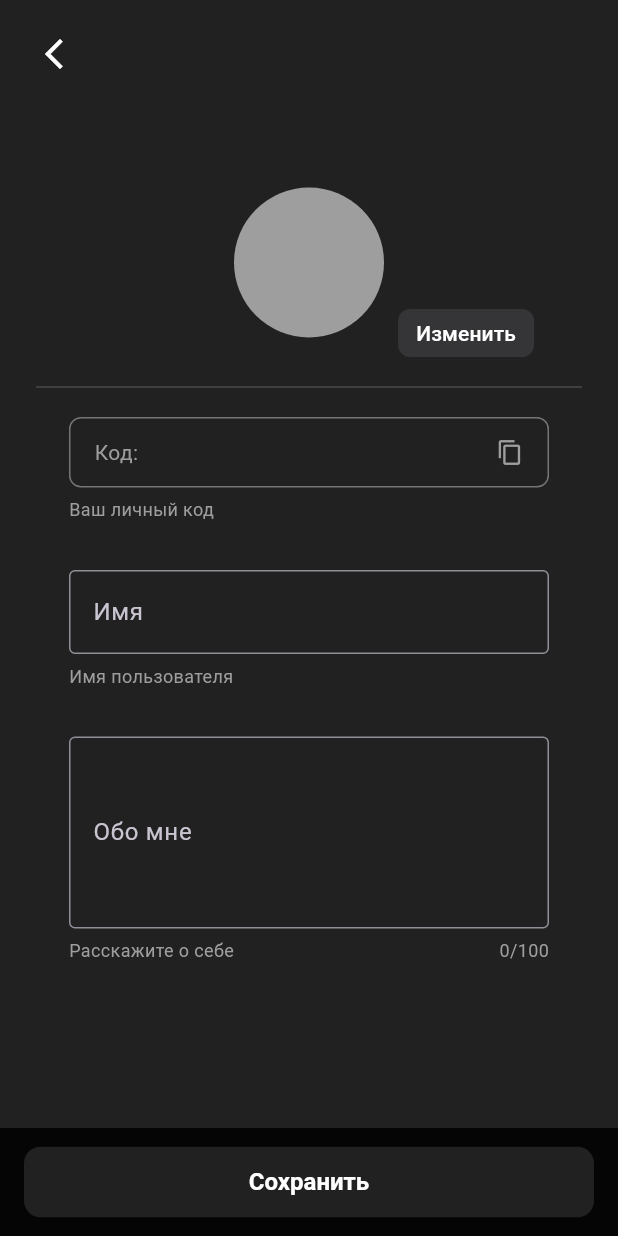
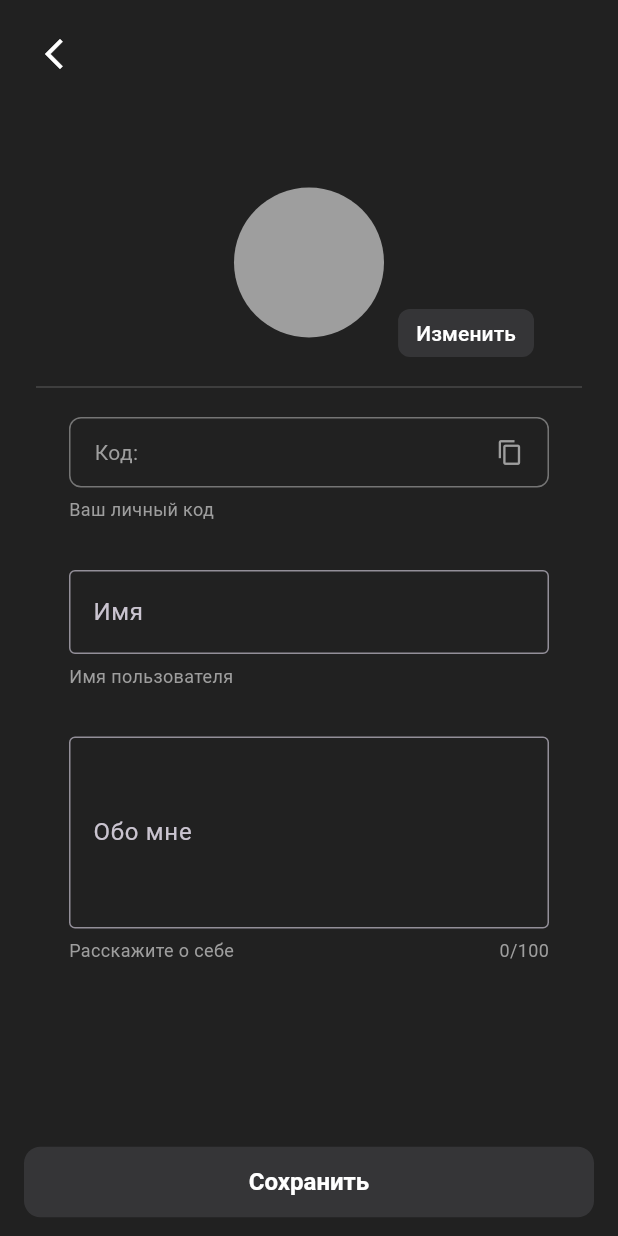
Before and after one commit to 00THESAME00/menro-push-server, a Flutter app: the EditProfileScreen screen opened directly with empty values, on a phone screen of 412 x 824 dp. Run offline on Flutter 3.47's test engine with Material 3 defaults, Android fonts, the phone set to English and light mode, and no system bars; our stand-ins replace cloud_firestore, firebase_core, firebase_messaging, shared_preferences; accounts and stored records are empty.

Commit message:
Обновление

```diff
--- a/lib/main.dart
+++ b/lib/main.dart
@@ -1273,12 +1273,11 @@ class _EditProfileScreenState extends State<EditProfileScreen> {
               bottom: bottomInset,
               left: 0,
               right: 0,
-              child: Container(
+              child: Padding(
                 padding: const EdgeInsets.symmetric(horizontal: 16, vertical: 12),
-                color: Colors.black.withOpacity(0.85),
                 child: ElevatedButton(
                   style: ElevatedButton.styleFrom(
-                    backgroundColor: const Color(0xFF212121),
+                    backgroundColor: const Color(0xFF353537),
                     foregroundColor: Colors.white,
                     padding: const EdgeInsets.symmetric(vertical: 14),
                     textStyle: const TextStyle(fontSize: 16, fontWeight: FontWeight.w600),
```
